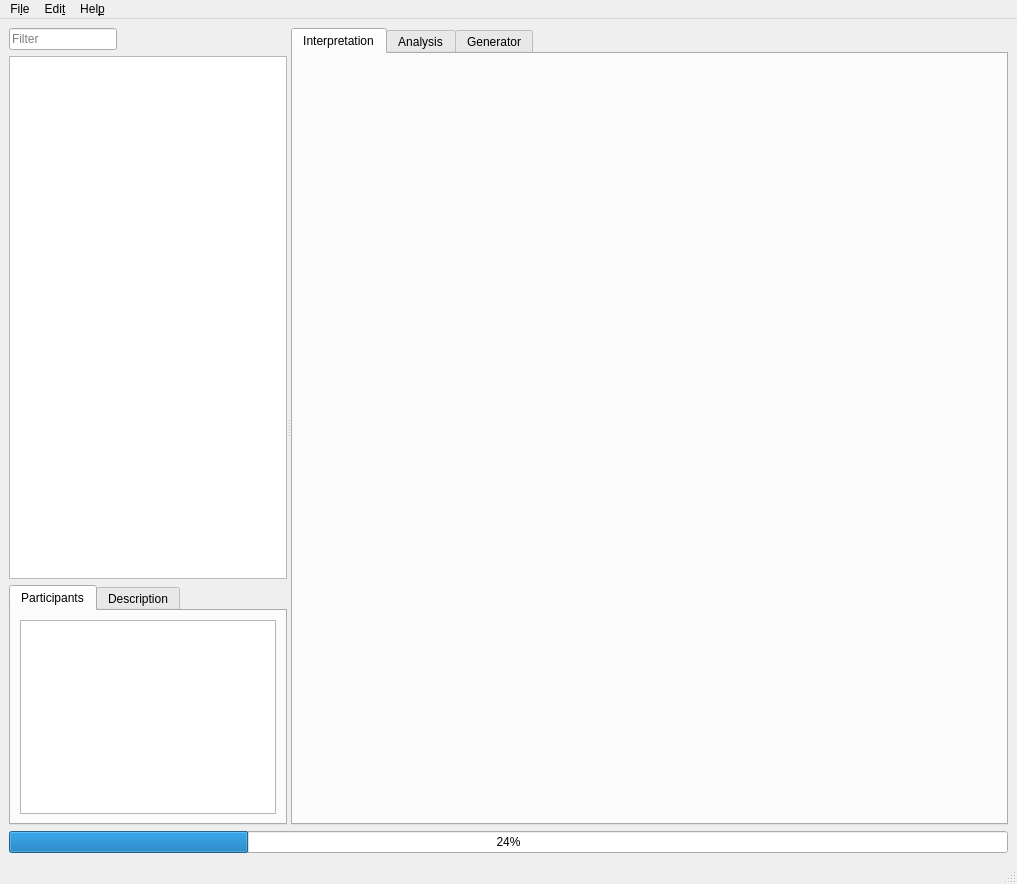
Old version of the form ui/main.ui in the repository jopohl/urh.
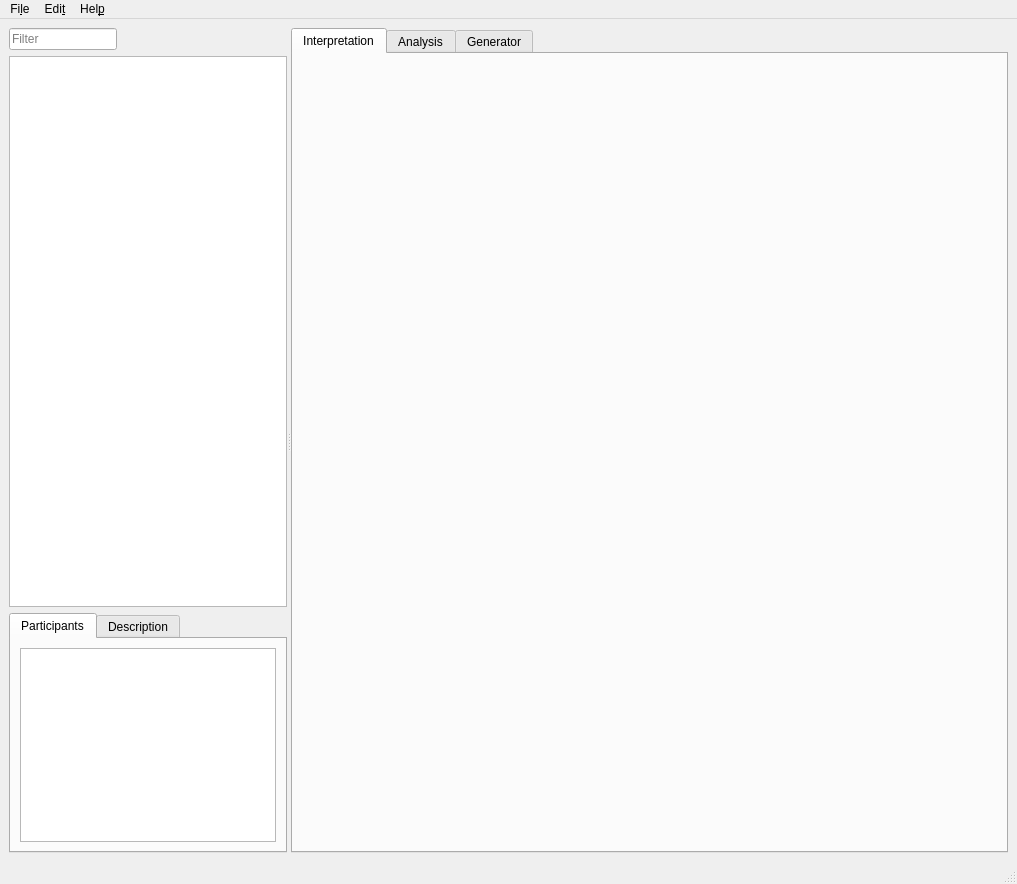
New version of the form. Icons and pictures are not drawn. Custom widgets are drawn as their Qt base class.

Commit message: remove global progress bar and use wait cursor instead

Diff of the .ui file:
```diff
--- a/ui/main.ui
+++ b/ui/main.ui
@@ -160,13 +160,6 @@
       </widget>
      </widget>
     </item>
-    <item>
-     <widget class="QProgressBar" name="progressBar">
-      <property name="value">
-       <number>24</number>
-      </property>
-     </widget>
-    </item>
    </layout>
   </widget>
   <widget class="QMenuBar" name="menubar">
```
The commit also changes 2 other files.
